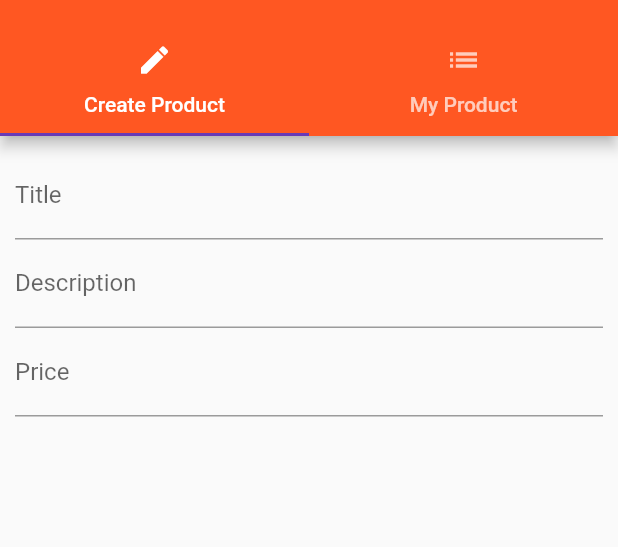
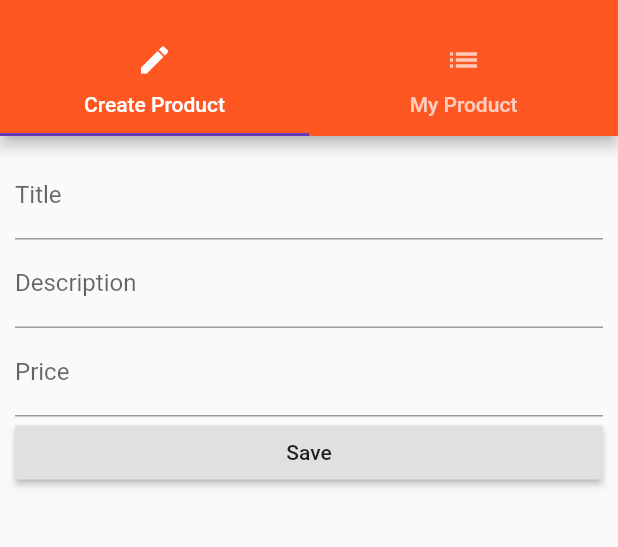
Before and after one commit to AkshitOstwal/LocalDeal, a Flutter app: the ProductAdminPage screen opened by its route, on a phone screen of 412 x 824 dp, the part 59-606 px from its top. Run offline on Flutter 3.47's test engine with Material 2 defaults, Android fonts, the phone set to English and light mode, and no system bars.

Commit message:
added  save button on create product

```diff
--- a/lib/pages/product_create.dart
+++ b/lib/pages/product_create.dart
@@ -53,7 +53,8 @@ class _ProductCreatePageState extends State<ProductCreatePage> {
               });
             },
             keyboardType: TextInputType.number,
-          )
+          ),
+          RaisedButton(child: Text('Save'),onPressed:() {},),
         ],
       ),
     );
```
